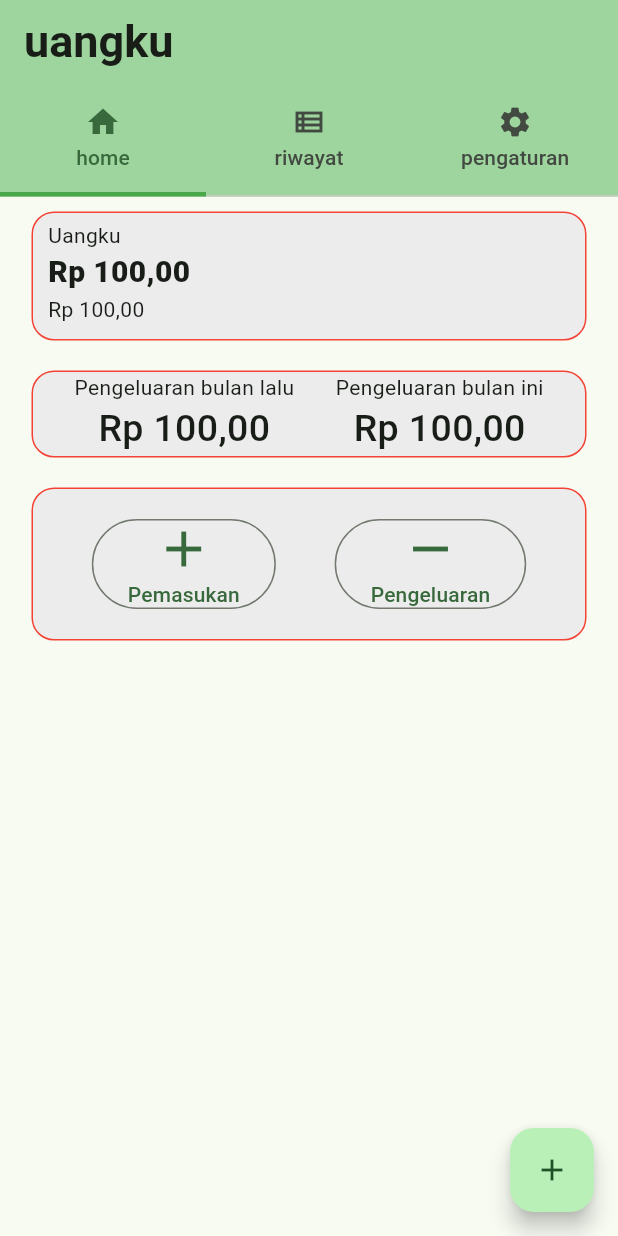
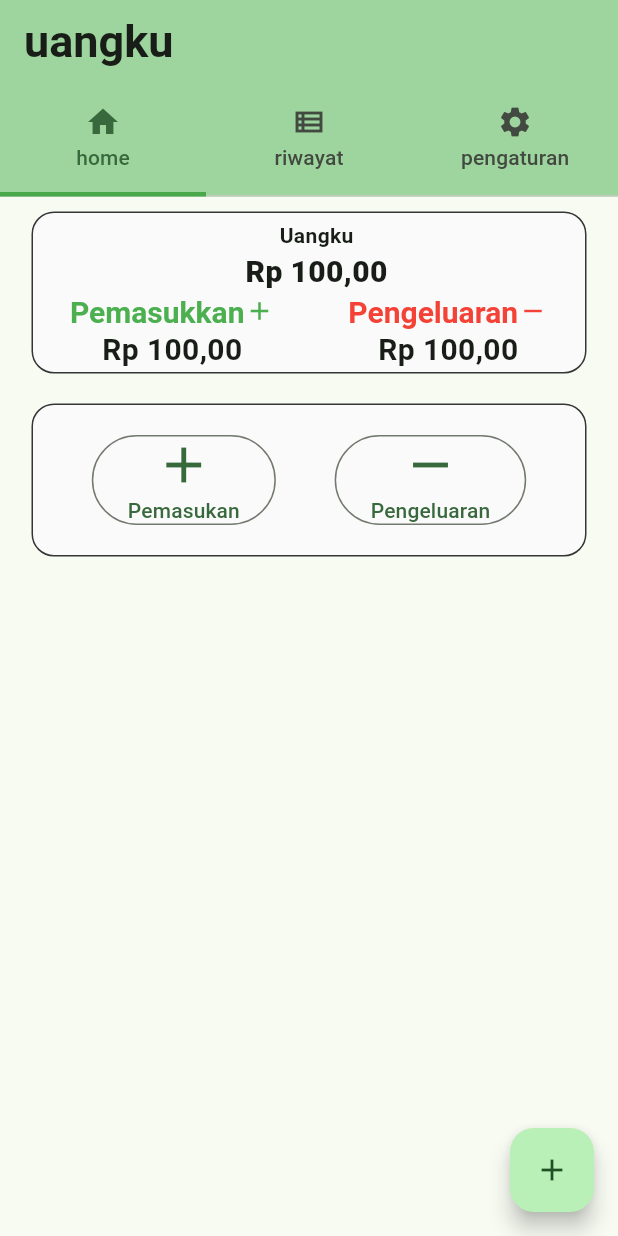
Before and after one commit to RidhoAji921/uangku_app, a Flutter app: the screen it shows after launch, on a phone screen of 412 x 824 dp. Run offline on Flutter 3.47's test engine with Material 2 defaults, Android fonts, the phone set to English and light mode, and no system bars.

Commit message:
change layout

```diff
--- a/lib/pages/home.dart
+++ b/lib/pages/home.dart
@@ -2,11 +2,15 @@ import 'package:flutter/material.dart';
 import './pemasukan_page.dart';
 import 'package:uangku_app/format_currency.dart';
 
+// ignore: must_be_immutable
 class HomeBodyPage extends StatelessWidget {
-  const HomeBodyPage({super.key, required this.uang, required this.pemasukanNow, required this.pengeluaranNow});
+  HomeBodyPage({super.key, required this.uang, required this.pemasukanNow, required this.pengeluaranNow});
   final double uang;
   final double pemasukanNow;
   final double pengeluaranNow;
+
+  Color borderColor = const Color.fromARGB(255, 53, 53, 53);
+  Color tabColor = const Color.fromARGB(255, 250, 250, 250);
 
   @override
   Widget build(BuildContext context) {
@@ -17,19 +21,19 @@ class HomeBodyPage extends StatelessWidget {
         ),
         Container(
           decoration: BoxDecoration(
-              color: const Color.fromARGB(255, 236, 236, 236),
+              color: tabColor,
               border: Border.all(
-                color: Colors.red,
+                color: borderColor,
               ),
               borderRadius: const BorderRadius.all(Radius.circular(15))),
           width: 370,
           child: Column(
             mainAxisAlignment: MainAxisAlignment.start,
-            crossAxisAlignment: CrossAxisAlignment.start,
+            crossAxisAlignment: CrossAxisAlignment.center,
             children: [
               Padding(
                 padding: EdgeInsets.only(top: 5, left: 10),
-                child: Text("Uangku"),
+                child: Text("Uangku", style: TextStyle(fontWeight: FontWeight.w600),),
               ),
               Padding(
                 padding: EdgeInsets.only(top: 0, left: 10),
@@ -38,10 +42,41 @@ class HomeBodyPage extends StatelessWidget {
                   style: TextStyle(fontSize: 20, fontWeight: FontWeight.w900),
                 ),
               ),
-              Padding(
-                padding: EdgeInsets.only(top: 0, left: 10, bottom: 10),
-                child: Text('${CurrencyFormat.convertToIdr(pemasukanNow, 2)}'),
-              ),
+              Row(
+                mainAxisAlignment: MainAxisAlignment.spaceAround,
+                children: [
+                  Column(
+                    crossAxisAlignment: CrossAxisAlignment.center,
+                    mainAxisAlignment: MainAxisAlignment.center,
+                    children: [
+                      RichText(
+                        text: TextSpan(
+                          children: [
+                            TextSpan(text: "Pemasukkan", style: TextStyle(color: Colors.green, fontSize: 20, fontWeight: FontWeight.w600)),
+                            WidgetSpan(child: Icon(Icons.add, color: Colors.green, size: 20,))
+                          ]
+                        )
+                      ),
+                      Text("${CurrencyFormat.convertToIdr(pemasukanNow, 2)}", style: TextStyle(fontSize: 20, fontWeight: FontWeight.w700)),
+                    ]
+                  ),
+                  Column(
+                    crossAxisAlignment: CrossAxisAlignment.center,
+                    mainAxisAlignment: MainAxisAlignment.center,
+                    children: [
+                      RichText(
+                        text: TextSpan(
+                          children: [
+                            TextSpan(text: "Pengeluaran", style: TextStyle(color: Colors.red, fontSize: 20, fontWeight: FontWeight.w600)),
+                            WidgetSpan(child: Icon(Icons.remove, color: Colors.red, size: 20,))
+                          ]
+                        )
+                      ),
+                      Text("${CurrencyFormat.convertToIdr(pengeluaranNow, 2)}", style: TextStyle(fontSize: 20, fontWeight: FontWeight.w700)),
+                    ]
+                  ),
+                ],
+              )
             ],
           ),
         ),
@@ -50,40 +85,9 @@ class HomeBodyPage extends StatelessWidget {
         ),
         Container(
           decoration: BoxDecoration(
-            color: const Color.fromARGB(255, 236, 236, 236),
+            color: tabColor,
             border: Border.all(
-              color: Colors.red,
-            ),
-            borderRadius: const BorderRadius.all(Radius.circular(15))),
-          width: 370,
-          child: Row(
-            mainAxisAlignment: MainAxisAlignment.spaceEvenly,
-            children: [
-              Column(
-                children: [
-                  Text("Pengeluaran bulan lalu"),
-                  Text("${CurrencyFormat.convertToIdr(pemasukanNow, 2)}", style: TextStyle(fontSize: 25, fontWeight: FontWeight.w500)),
-                  // Icon(Icons.add),
-                ],
-              ),
-              Column(
-                children: [
-                  Text("Pengeluaran bulan ini"),
-                  Text("${CurrencyFormat.convertToIdr(pengeluaranNow, 2)}", style: TextStyle(fontSize: 25, fontWeight: FontWeight.w500),),
-                  // Icon(Icons.thumb_up),
-                ],
-              ),
-            ],
-          ),
-        ),
-        const SizedBox(
-          height: 20,
-        ),
-        Container(
-          decoration: BoxDecoration(
-            color: const Color.fromARGB(255, 236, 236, 236),
-            border: Border.all(
-              color: Colors.red,
+              color: borderColor,
             ),
             borderRadius: const BorderRadius.all(Radius.circular(15))),
           width: 370,
```
